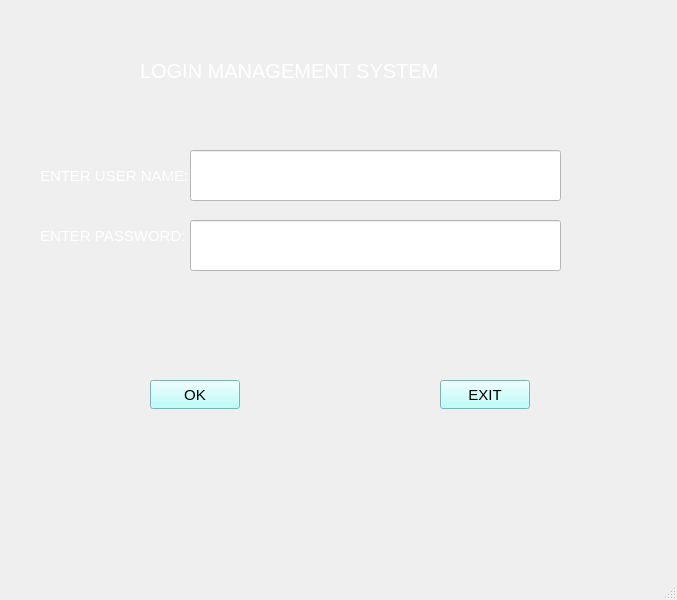
The window that mainwindow.ui (akshaya2215/Student-Management-System-Qt) describes before a commit, drawn with Qt 5.
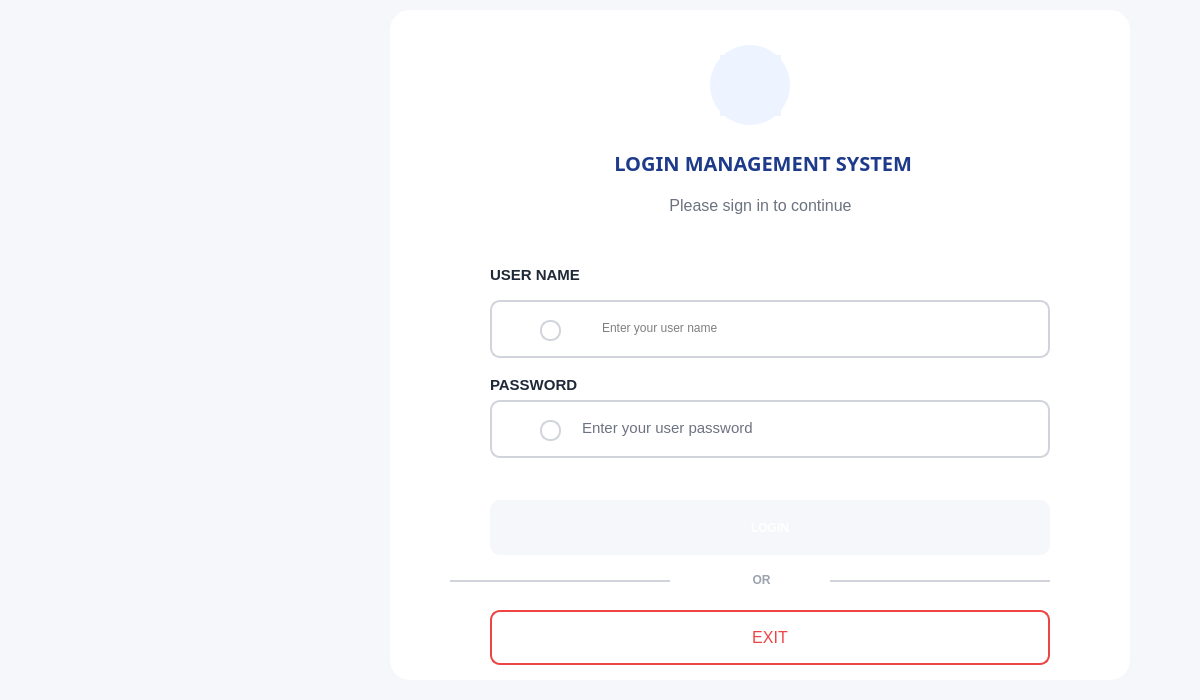
The same window after the commit. Icons and pictures are not drawn.

```diff
--- a/mainwindow.ui
+++ b/mainwindow.ui
@@ -6,10 +6,22 @@
    <rect>
     <x>0</x>
     <y>0</y>
-    <width>677</width>
-    <height>600</height>
+    <width>1200</width>
+    <height>700</height>
    </rect>
   </property>
+  <property name="minimumSize">
+   <size>
+    <width>1200</width>
+    <height>700</height>
+   </size>
+  </property>
+  <property name="maximumSize">
+   <size>
+    <width>1200</width>
+    <height>700</height>
+   </size>
+  </property>
   <property name="windowTitle">
    <string>MainWindow</string>
   </property>
@@ -18,13 +30,112 @@
 }</string>
   </property>
   <widget class="QWidget" name="centralwidget">
+   <property name="styleSheet">
+    <string notr="true">background:#F5F7FA;</string>
+   </property>
+   <widget class="QFrame" name="frame">
+    <property name="geometry">
+     <rect>
+      <x>0</x>
+      <y>0</y>
+      <width>350</width>
+      <height>700</height>
+     </rect>
+    </property>
+    <property name="whatsThis">
+     <string/>
+    </property>
+    <property name="styleSheet">
+     <string notr="true">QFrame
+{
+background:qlineargradient(
+x1:0,y1:0,
+x2:1,y2:1,
+stop:0 #DDEBFF,
+stop:1 #A5C8FF);
+
+border:none;
+}</string>
+    </property>
+    <property name="frameShape">
+     <enum>QFrame::Shape::StyledPanel</enum>
+    </property>
+    <property name="frameShadow">
+     <enum>QFrame::Shadow::Raised</enum>
+    </property>
+   </widget>
+   <widget class="QFrame" name="frame_2">
+    <property name="geometry">
+     <rect>
+      <x>390</x>
+      <y>10</y>
+      <width>740</width>
+      <height>670</height>
+     </rect>
+    </property>
+    <property name="styleSheet">
+     <string notr="true">QFrame{
+    background:white;
+    border-radius:20px;
+}</string>
+    </property>
+    <property name="frameShape">
+     <enum>QFrame::Shape::StyledPanel</enum>
+    </property>
+    <property name="frameShadow">
+     <enum>QFrame::Shadow::Raised</enum>
+    </property>
+    <widget class="QFrame" name="frame_3">
+     <property name="geometry">
+      <rect>
+       <x>320</x>
+       <y>35</y>
+       <width>80</width>
+       <height>80</height>
+      </rect>
+     </property>
+     <property name="styleSheet">
+      <string notr="true">QFrame{
+    background:#EEF4FF;
+    border-radius:40px;
+}</string>
+     </property>
+     <property name="frameShape">
+      <enum>QFrame::Shape::StyledPanel</enum>
+     </property>
+     <property name="frameShadow">
+      <enum>QFrame::Shadow::Raised</enum>
+     </property>
+     <widget class="QLabel" name="label_4">
+      <property name="geometry">
+       <rect>
+        <x>10</x>
+        <y>10</y>
+        <width>61</width>
+        <height>61</height>
+       </rect>
+      </property>
+      <property name="text">
+       <string/>
+      </property>
+      <property name="pixmap">
+       <pixmap resource="resources.qrc">:/graduation.png</pixmap>
+      </property>
+      <property name="scaledContents">
+       <bool>true</bool>
+      </property>
+      <property name="alignment">
+       <set>Qt::AlignmentFlag::AlignCenter</set>
+      </property>
+     </widget>
+    </widget>
    <widget class="QLabel" name="label">
     <property name="geometry">
      <rect>
-      <x>140</x>
-      <y>30</y>
+       <x>170</x>
+       <y>130</y>
       <width>401</width>
-      <height>81</height>
+       <height>45</height>
      </rect>
     </property>
     <property name="maximumSize">
@@ -33,147 +144,406 @@
       <height>16777215</height>
      </size>
     </property>
+     <property name="font">
+      <font>
+       <family>Segoe UI Black</family>
+       <pointsize>15</pointsize>
+       <italic>false</italic>
+       <bold>true</bold>
+      </font>
+     </property>
     <property name="toolTip">
      <string>&lt;html&gt;&lt;head/&gt;&lt;body&gt;&lt;p&gt;QLabel{&lt;/p&gt;&lt;p&gt;fontcolor:black;&lt;/p&gt;&lt;p&gt;}&lt;/p&gt;&lt;/body&gt;&lt;/html&gt;</string>
     </property>
     <property name="styleSheet">
-     <string notr="true">QLabel{
-	font: 9pt &quot;Ravie&quot;;
-	color: rgb(255, 255, 255);
-font-size:20px;
-}</string>
+      <string notr="true">color:#1E3A8A;
+background:transparent;</string>
     </property>
     <property name="text">
-     <string>LOGIN MANAGEMENT SYSTEM</string>
+      <string> LOGIN MANAGEMENT SYSTEM</string>
+     </property>
+     <property name="alignment">
+      <set>Qt::AlignmentFlag::AlignCenter</set>
     </property>
    </widget>
    <widget class="QLabel" name="label_2">
     <property name="geometry">
      <rect>
-      <x>40</x>
-      <y>150</y>
-      <width>151</width>
+       <x>170</x>
+       <y>170</y>
+       <width>401</width>
       <height>51</height>
      </rect>
     </property>
+     <property name="font">
+      <font>
+       <pointsize>12</pointsize>
+      </font>
+     </property>
     <property name="styleSheet">
-     <string notr="true">QLabel{
-	color: rgb(255, 255, 255);
-	
-font-size:15px;
-}</string>
+      <string notr="true">color:#6B7280;
+background:transparent;</string>
     </property>
     <property name="text">
-     <string>ENTER USER NAME:</string>
+      <string>Please sign in to continue</string>
+     </property>
+     <property name="alignment">
+      <set>Qt::AlignmentFlag::AlignCenter</set>
     </property>
    </widget>
    <widget class="QLabel" name="label_3">
     <property name="geometry">
      <rect>
-      <x>40</x>
-      <y>210</y>
-      <width>151</width>
-      <height>51</height>
-     </rect>
-    </property>
+       <x>100</x>
+       <y>250</y>
+       <width>150</width>
+       <height>30</height>
+      </rect>
+     </property>
+     <property name="font">
+      <font>
+       <pointsize>11</pointsize>
+       <bold>true</bold>
+      </font>
+     </property>
     <property name="styleSheet">
-     <string notr="true">QLabel{
-	color: rgb(255, 255, 255);
-	
-font-size:15px;
-}</string>
+      <string notr="true">color:#1F2937;
+background:transparent;</string>
     </property>
     <property name="text">
-     <string>ENTER PASSWORD:</string>
-    </property>
-   </widget>
-   <widget class="QLineEdit" name="lineEdit">
+      <string>USER NAME</string>
+     </property>
+    </widget>
+    <widget class="QFrame" name="frame_4">
     <property name="geometry">
      <rect>
-      <x>190</x>
-      <y>150</y>
-      <width>371</width>
-      <height>51</height>
+       <x>100</x>
+       <y>290</y>
+       <width>560</width>
+       <height>58</height>
      </rect>
     </property>
     <property name="styleSheet">
-     <string notr="true">QLineEdit{
-font-size:15px;
-	background-color: rgb(255, 255, 255);
-	color: rgb(0, 0, 0);
+      <string notr="true">QFrame
+{
+    background:white;
+    border:2px solid #D1D5DB;
+    border-radius:10px;
 }</string>
+     </property>
+     <property name="frameShape">
+      <enum>QFrame::Shape::StyledPanel</enum>
+     </property>
+     <property name="frameShadow">
+      <enum>QFrame::Shadow::Raised</enum>
+     </property>
+     <widget class="QLabel" name="label_5">
+      <property name="geometry">
+       <rect>
+        <x>50</x>
+        <y>20</y>
+        <width>21</width>
+        <height>21</height>
+       </rect>
+      </property>
+      <property name="text">
+       <string/>
+      </property>
+      <property name="pixmap">
+       <pixmap resource="resources.qrc">:/usericon.png</pixmap>
+      </property>
+      <property name="scaledContents">
+       <bool>true</bool>
     </property>
    </widget>
    <widget class="QLineEdit" name="lineEdit_2">
     <property name="geometry">
      <rect>
-      <x>190</x>
-      <y>220</y>
-      <width>371</width>
-      <height>51</height>
+        <x>110</x>
+        <y>10</y>
+        <width>451</width>
+        <height>35</height>
      </rect>
     </property>
     <property name="styleSheet">
-     <string notr="true">QLineEdit{
-font-size:15px;
-	background-color: rgb(255, 255, 255);
-	color: rgb(0, 0, 0);
+       <string notr="true">QLineEdit
+{
+    border:none;
+    background:transparent;
+    color:black;
+    font:11pt &quot;Segoe UI&quot;;
 }</string>
     </property>
+      <property name="placeholderText">
+       <string>Enter your user name</string>
+      </property>
+     </widget>
+    </widget>
+    <widget class="QLabel" name="label_6">
+     <property name="geometry">
+      <rect>
+       <x>100</x>
+       <y>360</y>
+       <width>150</width>
+       <height>30</height>
+      </rect>
+     </property>
+     <property name="font">
+      <font>
+       <pointsize>11</pointsize>
+       <bold>true</bold>
+      </font>
+     </property>
+     <property name="styleSheet">
+      <string notr="true">color:#1F2937;
+background:transparent;</string>
+     </property>
+     <property name="text">
+      <string>PASSWORD</string>
+     </property>
+    </widget>
+    <widget class="QFrame" name="frame_6">
+     <property name="geometry">
+      <rect>
+       <x>100</x>
+       <y>390</y>
+       <width>560</width>
+       <height>58</height>
+      </rect>
+     </property>
+     <property name="styleSheet">
+      <string notr="true">QFrame
+{
+    background:white;
+    border:2px solid #D1D5DB;
+    border-radius:10px;
+}</string>
+     </property>
+     <property name="frameShape">
+      <enum>QFrame::Shape::StyledPanel</enum>
+     </property>
+     <property name="frameShadow">
+      <enum>QFrame::Shadow::Raised</enum>
+     </property>
+     <widget class="QLabel" name="label_9">
+      <property name="geometry">
+       <rect>
+        <x>50</x>
+        <y>20</y>
+        <width>21</width>
+        <height>21</height>
+       </rect>
+      </property>
+      <property name="text">
+       <string/>
+      </property>
+      <property name="pixmap">
+       <pixmap resource="resources.qrc">:/pass.png</pixmap>
+      </property>
+      <property name="scaledContents">
+       <bool>true</bool>
+      </property>
+     </widget>
+     <widget class="QLineEdit" name="lineEdit_5">
+      <property name="geometry">
+       <rect>
+        <x>90</x>
+        <y>10</y>
+        <width>451</width>
+        <height>35</height>
+       </rect>
+      </property>
+      <property name="font">
+       <font>
+        <family>Segoe UI</family>
+        <pointsize>11</pointsize>
+        <italic>false</italic>
+        <bold>false</bold>
+        <kerning>true</kerning>
+       </font>
+      </property>
+      <property name="styleSheet">
+       <string notr="true">QLineEdit
+{
+    border:none;
+    background:transparent;
+    color:#6B7280;r:black;
+    font:11pt &quot;Segoe UI&quot;;
+}</string>
+      </property>
+      <property name="text">
+       <string>Enter your user password</string>
+      </property>
+      <property name="placeholderText">
+       <string>Enter your user name</string>
+      </property>
+     </widget>
    </widget>
    <widget class="QPushButton" name="pushButton">
     <property name="geometry">
      <rect>
-      <x>150</x>
-      <y>380</y>
-      <width>90</width>
-      <height>29</height>
-     </rect>
-    </property>
+       <x>100</x>
+       <y>490</y>
+       <width>560</width>
+       <height>55</height>
+      </rect>
+     </property>
+     <property name="font">
+      <font>
+       <bold>true</bold>
+      </font>
+     </property>
     <property name="styleSheet">
      <string notr="true">QPushButton{
-font-size:15px;
-	color: rgb(0, 0, 0);
-	background-color: rgb(167, 255, 252);
+    background:qlineargradient(
+        x1:0,y1:0,
+        x2:1,y2:0,
+        stop:0 #2563EB,
+        stop:1 #3B82F6);
+
+    color:white;
+
+    border:none;
+
+    border-radius:10px;
+}
+
+QPushButton:hover{
+    background:#1D4ED8;
+}
+
+QPushButton:pressed{
+    background:#1E40AF;
 }</string>
     </property>
     <property name="text">
-     <string>OK</string>
-    </property>
-   </widget>
-   <widget class="QPushButton" name="pushButton_2">
+      <string>LOGIN</string>
+     </property>
+    </widget>
+    <widget class="Line" name="line">
+     <property name="geometry">
+      <rect>
+       <x>60</x>
+       <y>570</y>
+       <width>220</width>
+       <height>2</height>
+      </rect>
+     </property>
+     <property name="font">
+      <font>
+       <bold>true</bold>
+      </font>
+     </property>
+     <property name="styleSheet">
+      <string notr="true">QFrame
+{
+    background-color:#D1D5DB;
+    border:none;
+}</string>
+     </property>
+     <property name="orientation">
+      <enum>Qt::Orientation::Horizontal</enum>
+     </property>
+    </widget>
+    <widget class="Line" name="line_2">
     <property name="geometry">
      <rect>
       <x>440</x>
-      <y>380</y>
-      <width>90</width>
-      <height>29</height>
+       <y>570</y>
+       <width>220</width>
+       <height>2</height>
      </rect>
     </property>
     <property name="styleSheet">
-     <string notr="true">QPushButton{
-font-size:15px;
-	color: rgb(0, 0, 0);
-	background-color: rgb(167, 255, 252);
+      <string notr="true">QFrame
+{
+    background-color:#D1D5DB;
+    border:none;
+}</string>
+     </property>
+     <property name="orientation">
+      <enum>Qt::Orientation::Horizontal</enum>
+     </property>
+    </widget>
+    <widget class="QLabel" name="label_10">
+     <property name="geometry">
+      <rect>
+       <x>340</x>
+       <y>560</y>
+       <width>63</width>
+       <height>20</height>
+      </rect>
+     </property>
+     <property name="font">
+      <font>
+       <bold>true</bold>
+      </font>
+     </property>
+     <property name="styleSheet">
+      <string notr="true">color:#9CA3AF;
+background:transparent;</string>
+     </property>
+     <property name="text">
+      <string>OR</string>
+     </property>
+     <property name="alignment">
+      <set>Qt::AlignmentFlag::AlignCenter</set>
+     </property>
+    </widget>
+    <widget class="QPushButton" name="pushButton_2">
+     <property name="geometry">
+      <rect>
+       <x>100</x>
+       <y>600</y>
+       <width>560</width>
+       <height>55</height>
+      </rect>
+     </property>
+     <property name="font">
+      <font>
+       <family>Segoe UI</family>
+       <pointsize>12</pointsize>
+       <italic>false</italic>
+       <fontweight>DemiBold</fontweight>
+      </font>
+     </property>
+     <property name="styleSheet">
+      <string notr="true">QPushButton
+{
+    background-color: white;
+    color: #EF4444;
+
+    border: 2px solid #EF4444;
+    border-radius: 10px;
+
+    font: 600 12pt &quot;Segoe UI&quot;;
+}
+
+QPushButton:hover
+{
+    background-color: #FEE2E2;
+}
+
+QPushButton:pressed
+{
+    background-color: #FECACA;
 }</string>
     </property>
     <property name="text">
      <string>EXIT</string>
     </property>
-   </widget>
-  </widget>
-  <widget class="QMenuBar" name="menubar">
-   <property name="geometry">
-    <rect>
-     <x>0</x>
-     <y>0</y>
-     <width>677</width>
-     <height>25</height>
-    </rect>
-   </property>
-  </widget>
-  <widget class="QStatusBar" name="statusbar"/>
- </widget>
- <resources/>
+     <property name="iconSize">
+      <size>
+       <width>24</width>
+       <height>24</height>
+      </size>
+     </property>
+    </widget>
+   </widget>
+  </widget>
+ </widget>
+ <resources>
+  <include location="resources.qrc"/>
+ </resources>
  <connections/>
 </ui>
```
Left out of the diff: 5 changed lines with no effect on the pictures. Lines whose indentation alone changed are shown as unchanged.
